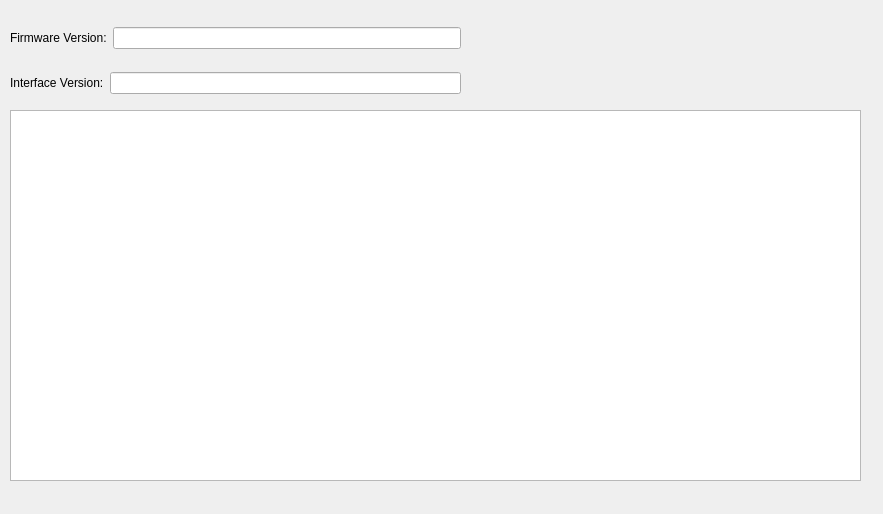
This is emsinfo.ui in fredcooke/emstudio as Qt 5 draws it before an edit. The edited form follows.
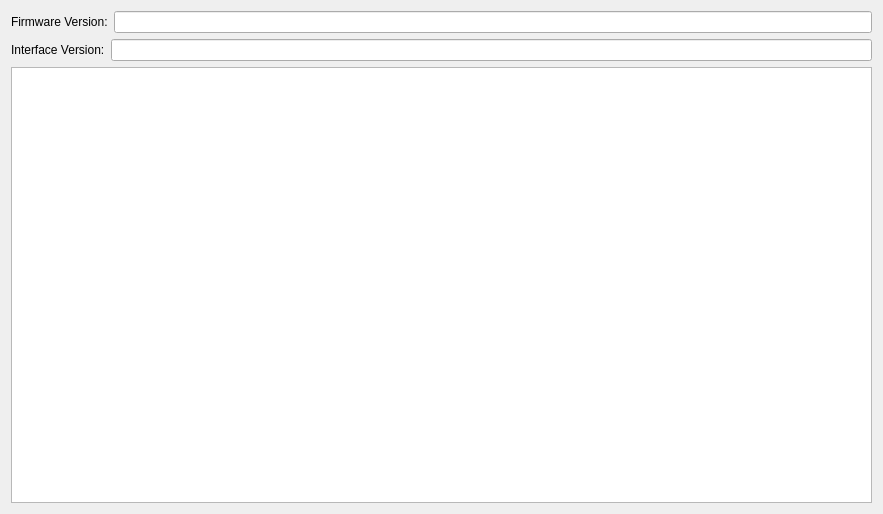
This is the edited form.

Commit message: Fix for EmsInfo to be scalable

The edit to the form file:
```diff
--- a/emsinfo.ui
+++ b/emsinfo.ui
@@ -13,25 +13,10 @@
   <property name="windowTitle">
    <string>Form</string>
   </property>
-  <widget class="QTableWidget" name="locationIdInfoTableWidget">
-   <property name="geometry">
-    <rect>
-     <x>10</x>
-     <y>110</y>
-     <width>851</width>
-     <height>371</height>
-    </rect>
-   </property>
-  </widget>
-  <widget class="QWidget" name="verticalLayoutWidget">
-   <property name="geometry">
-    <rect>
-     <x>10</x>
-     <y>10</y>
-     <width>451</width>
-     <height>101</height>
-    </rect>
-   </property>
+  <layout class="QVBoxLayout" name="verticalLayout_3">
+   <item>
+    <layout class="QVBoxLayout" name="verticalLayout_2">
+     <item>
    <layout class="QVBoxLayout" name="verticalLayout">
     <item>
      <layout class="QHBoxLayout" name="horizontalLayout">
@@ -70,7 +55,13 @@
      </layout>
     </item>
    </layout>
-  </widget>
+     </item>
+     <item>
+      <widget class="QTableWidget" name="locationIdInfoTableWidget"/>
+     </item>
+    </layout>
+   </item>
+  </layout>
  </widget>
  <resources/>
  <connections/>
```
Lines whose indentation alone changed are shown as unchanged.
